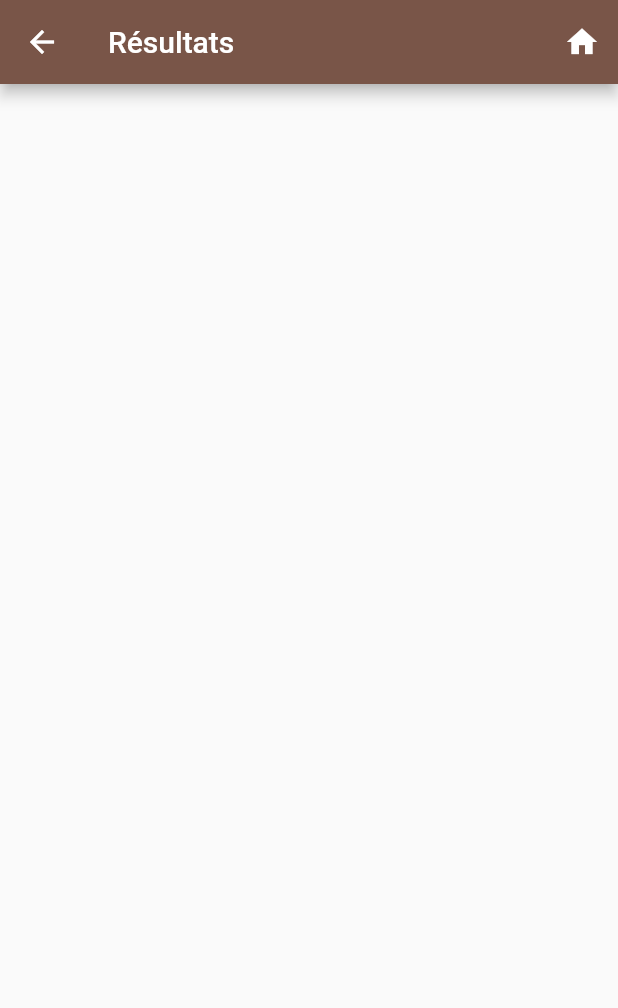
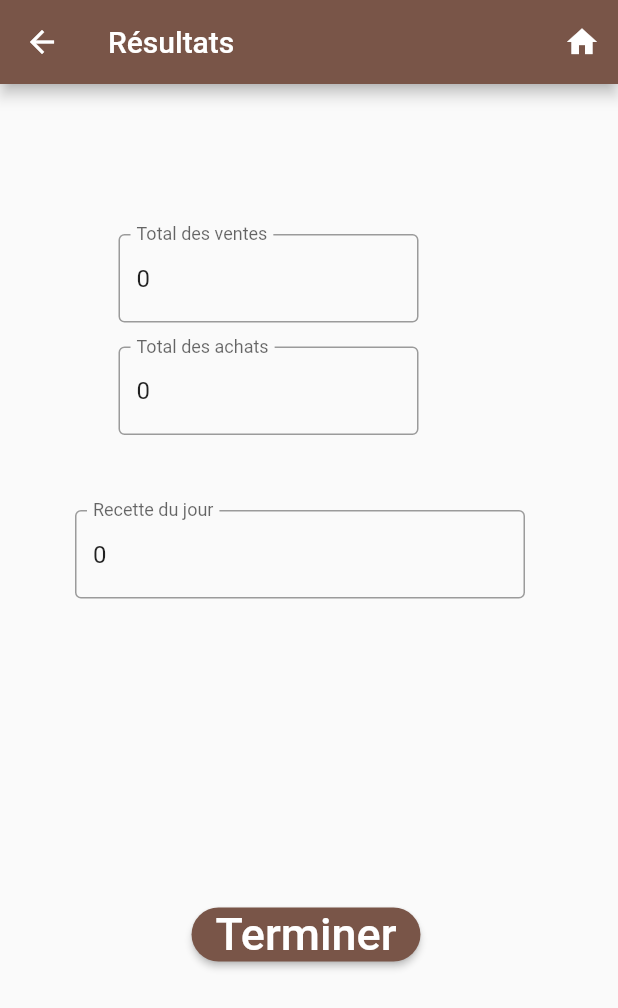
Before and after one commit to SteelTitan18/odyssCompta, a Flutter app: the ResultPage screen opened directly, on a phone screen of 412 x 824 dp. Shown: the top 1008 px of the screen. Run offline on Flutter 3.47's test engine with Material 2 defaults, Android fonts, the phone set to English and light mode, and no system bars.

Commit message:
diffusion des informations + chaine de recette quotidienne

```diff
--- a/lib/Buying.dart
+++ b/lib/Buying.dart
@@ -2,7 +2,6 @@ import 'package:flutter/material.dart';
 import 'package:odysscompta/Result.dart';
 import 'package:odysscompta/main.dart';
 import 'package:provider/provider.dart';
-
 import 'RecetteProvider.dart';
 
 class BuyPage extends StatefulWidget {
@@ -14,8 +13,7 @@ class BuyPage extends StatefulWidget {
 
 class _BuyPageState extends State<BuyPage> {
   static const _appTitle = 'Achats';
-  final achats = <String>[];
-  final _ventes = {};
+  final achats = <Text>[];
   var total = 0;
   final labelController = TextEditingController();
   final priceController = TextEditingController();
@@ -74,18 +72,17 @@ class _BuyPageState extends State<BuyPage> {
                     key: Key('$achat$index'),
                     onDismissed: (direction) => achats.removeAt(index),
                     background: Container(color: Colors.red),
-                    child: ListTile(title: Text(achat)),
+                    child: ListTile(title: achat),
                   );
                 },
               ),
             ),
             Container(
-              color: Colors.blueAccent,
-                padding: const EdgeInsets.all(8.0),
+                color: Colors.brown,
+                padding: const EdgeInsets.fromLTRB(100, 8, 100, 8),
                 child: Text(
-                  style:
-                      const TextStyle(fontSize: 20),
-                  total.toString(),
+                  style: const TextStyle(fontSize: 20, color: Colors.white),
+                  "Total : $total",
                 )),
             Container(
               padding: const EdgeInsets.all(8.0),
@@ -108,11 +105,17 @@ class _BuyPageState extends State<BuyPage> {
         ),
         floatingActionButton: FloatingActionButton(
           onPressed: () {
-            providerRecette.achats['Articles']?.add(labelController.text);
-            providerRecette.achats['Prix']?.add(priceController.text);
+            if (!(providerRecette.achats['Articles']!.contains(labelController.text))) {
+              providerRecette.achats['Articles']?.add(labelController.text);
+              providerRecette.achats['Prix']?.add(priceController.text);
+            }
             setState(() {
-              achats.add(
-                  "${labelController.text}\t\t\t\t\t\t${priceController.text}");
+              Text article = Text(
+                textAlign: TextAlign.center,
+                style: const TextStyle(fontSize: 20, color: Colors.white, backgroundColor: Colors.blueGrey),
+                "${labelController.text}\t\t\t\t\t\t${priceController.text}",
+              );
+              achats.add(article);
               total = total + int.parse(priceController.text);
               providerRecette.total =
                   providerRecette.total - int.parse(priceController.text);
--- a/lib/Result.dart
+++ b/lib/Result.dart
@@ -1,30 +1,98 @@
 import 'package:flutter/material.dart';
-import 'package:odysscompta/Buying.dart';
 import 'main.dart';
+import 'package:provider/provider.dart';
+import 'RecetteProvider.dart';
 
 class ResultPage extends StatelessWidget {
   const ResultPage({super.key});
 
   @override
   Widget build(BuildContext context) {
+    final providerRecette = Provider.of<RecetteProvider>(context);
+    var total_Sell = 0;
+    for (var value in providerRecette.ventes.values) {
+      total_Sell = total_Sell + value;
+    }
+    num total_Buy = 0;
+    var liste = providerRecette.achats['Prix']?.toList();
+    for (var value in liste!) {
+      value = int.parse(value);
+      total_Buy = total_Buy + value;
+    }
+    final totalSell = TextEditingController(text: total_Sell.toString());
+    final totalBuy = TextEditingController(text: total_Buy.toString());
+    final recette =
+        TextEditingController(text: providerRecette.total.toString());
+
     return Scaffold(
       appBar: AppBar(
         title: const Text('Résultats'),
         actions: <Widget>[
-          IconButton(onPressed: (){
-            Navigator.push(
-              context,
-              MaterialPageRoute(
-                  builder: (context) => const MyHomePage(title: "Odyssée des Saveurs : Comptabilité")),
-            );
-          }, icon: const Icon(Icons.home))
+          IconButton(
+              onPressed: () {
+                Navigator.push(
+                  context,
+                  MaterialPageRoute(
+                      builder: (context) => const MyHomePage(
+                          title: "Odyssée des Saveurs : Comptabilité")),
+                );
+              },
+              icon: const Icon(Icons.home))
         ],
       ),
-
       body: SingleChildScrollView(
-        child: Column(mainAxisAlignment: MainAxisAlignment.center, children: [
-
-        ],),
+        child: Column(
+          mainAxisAlignment: MainAxisAlignment.center,
+          children: [
+            Container(
+                width: 200,
+                margin: const EdgeInsets.fromLTRB(0, 100, 0, 0),
+                child: TextField(
+                  controller: totalSell,
+                  decoration: const InputDecoration(
+                      border: OutlineInputBorder(),
+                      labelText: 'Total des ventes'),
+                )),
+            Container(
+                width: 200,
+                margin: const EdgeInsets.fromLTRB(0, 16, 0, 0),
+                child: TextField(
+                  controller: totalBuy,
+                  decoration: const InputDecoration(
+                      border: OutlineInputBorder(),
+                      labelText: 'Total des achats'),
+                )),
+            Container(
+                width: 300,
+                //padding: const EdgeInsets.fromLTRB(8, 0, 0, 0),
+                margin: const EdgeInsets.fromLTRB(50, 50, 8, 0),
+                child: TextField(
+                  controller: recette,
+                  decoration: const InputDecoration(
+                      border: OutlineInputBorder(),
+                      labelText: 'Recette du jour'),
+                )),
+            Container(
+              margin: const EdgeInsets.fromLTRB(50, 200, 0, 0),
+              child: ElevatedButton(
+                style: ElevatedButton.styleFrom(
+                    backgroundColor: Colors.brown,
+                    shape: RoundedRectangleBorder(
+                      borderRadius: BorderRadius.circular(20),
+                    )),
+                onPressed: () {
+                  Navigator.push(
+                    context,
+                    MaterialPageRoute(
+                        builder: (context) =>
+                            const MyHomePage(title: "Odyssée des Saveurs")),
+                  );
+                },
+                child: const Text(style: TextStyle(fontSize: 30), 'Terminer'),
+              ),
+            )
+          ],
+        ),
       ),
     );
   }
--- a/lib/Selling.dart
+++ b/lib/Selling.dart
@@ -1,4 +1,3 @@
-import 'package:flutter/foundation.dart';
 import 'package:flutter/material.dart';
 import 'package:odysscompta/Buying.dart';
 import 'package:odysscompta/RecetteProvider.dart';
@@ -114,6 +113,9 @@ class SellPage extends StatelessWidget {
                 providerRecette.ventes['pain_choc'] = 0;
                 providerRecette.ventes['cakes'] = 0;
 
+                providerRecette.achats['Articles'] = [];
+                providerRecette.achats['Prix'] = [];
+
                 providerRecette.ventes['croiss'] = ((croiss.text != "") ? int.parse(croiss.text) :0) * 200;
                 providerRecette.total += providerRecette.ventes['croiss']!;
                 providerRecette.ventes['croiss_choc'] = ((croiss_choc.text != "") ? int.parse(croiss_choc.text) :0) * 200;
```
Also changed, not shown: pubspec.lock.
